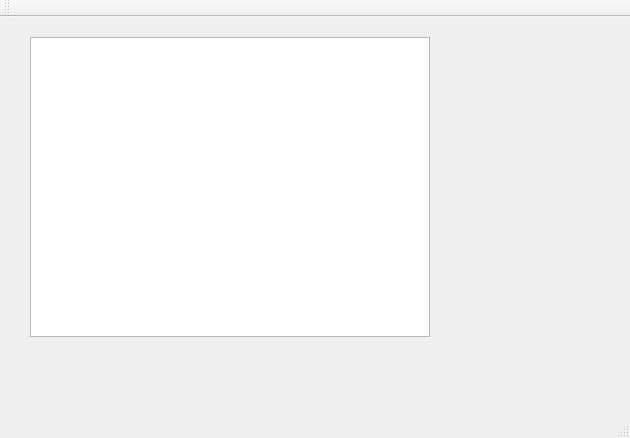
jstom12/parcial_final_infoii_juanmanuelrestrepo, file Parabolico/mainwindow.ui: the form before one commit.
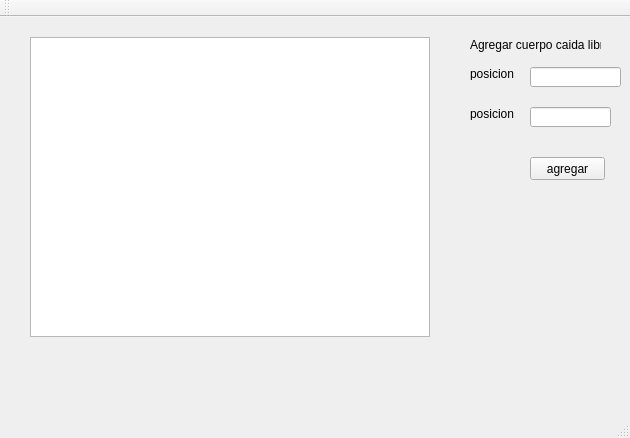
The form after the commit.

What changed in the file:
```diff
--- a/Parabolico/mainwindow.ui
+++ b/Parabolico/mainwindow.ui
@@ -24,6 +24,78 @@
      </rect>
     </property>
    </widget>
+   <widget class="QLabel" name="label">
+    <property name="geometry">
+     <rect>
+      <x>470</x>
+      <y>20</y>
+      <width>131</width>
+      <height>16</height>
+     </rect>
+    </property>
+    <property name="text">
+     <string>Agregar cuerpo caida libre</string>
+    </property>
+   </widget>
+   <widget class="QLabel" name="label_2">
+    <property name="geometry">
+     <rect>
+      <x>470</x>
+      <y>50</y>
+      <width>47</width>
+      <height>13</height>
+     </rect>
+    </property>
+    <property name="text">
+     <string>posicion x:</string>
+    </property>
+   </widget>
+   <widget class="QLineEdit" name="lineEdit">
+    <property name="geometry">
+     <rect>
+      <x>530</x>
+      <y>50</y>
+      <width>91</width>
+      <height>20</height>
+     </rect>
+    </property>
+   </widget>
+   <widget class="QLabel" name="label_3">
+    <property name="geometry">
+     <rect>
+      <x>470</x>
+      <y>90</y>
+      <width>47</width>
+      <height>13</height>
+     </rect>
+    </property>
+    <property name="text">
+     <string>posicion y</string>
+    </property>
+   </widget>
+   <widget class="QLineEdit" name="lineEdit_2">
+    <property name="geometry">
+     <rect>
+      <x>530</x>
+      <y>90</y>
+      <width>81</width>
+      <height>20</height>
+     </rect>
+    </property>
+   </widget>
+   <widget class="QPushButton" name="pushButton">
+    <property name="geometry">
+     <rect>
+      <x>530</x>
+      <y>140</y>
+      <width>75</width>
+      <height>23</height>
+     </rect>
+    </property>
+    <property name="text">
+     <string>agregar</string>
+    </property>
+   </widget>
   </widget>
   <widget class="QMenuBar" name="menuBar">
    <property name="geometry">
```
